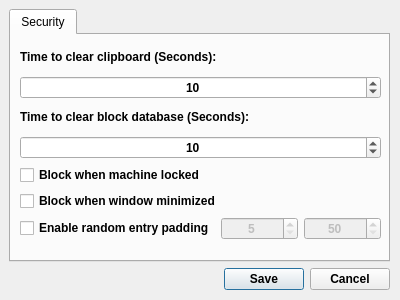
Old version of the form Forms/DatabaseSettings.ui in the repository AdrianoGoede/PassForge.
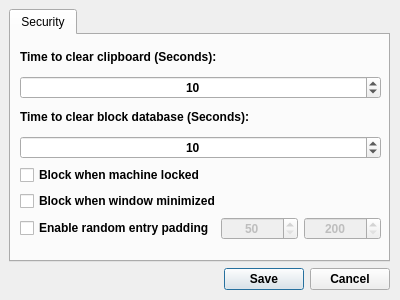
New version of the form. Icons and pictures are not drawn.

Commit message:
Random padding setting implemented
Implemented the handling of changes of the random padding setting;
Refactored encryption on Database Handler;

The edit to the form file:
```diff
--- a/Forms/DatabaseSettings.ui
+++ b/Forms/DatabaseSettings.ui
@@ -192,13 +192,13 @@
               <set>Qt::AlignmentFlag::AlignCenter</set>
              </property>
              <property name="minimum">
-              <number>5</number>
+              <number>50</number>
              </property>
              <property name="maximum">
-              <number>50</number>
+              <number>500</number>
              </property>
              <property name="value">
-              <number>5</number>
+              <number>50</number>
              </property>
             </widget>
            </item>
@@ -216,13 +216,13 @@
               <set>Qt::AlignmentFlag::AlignCenter</set>
              </property>
              <property name="minimum">
-              <number>50</number>
+              <number>200</number>
              </property>
              <property name="maximum">
-              <number>200</number>
+              <number>2000</number>
              </property>
              <property name="value">
-              <number>50</number>
+              <number>200</number>
              </property>
             </widget>
            </item>
```
The commit also changes 5 other files.
